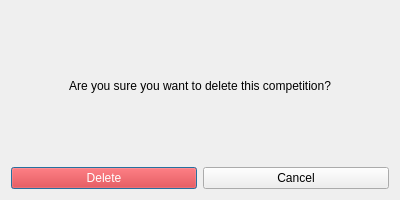
Above: deletewindow.ui from Azer-khadhraoui/ALDAWRY-FOOTBALL before the change. Below: the same form after it.
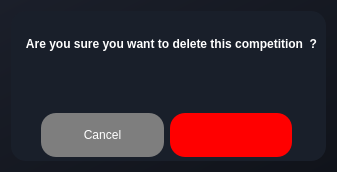
That is the form after the change.

```diff
--- a/deletewindow.ui
+++ b/deletewindow.ui
@@ -6,53 +6,99 @@
    <rect>
     <x>0</x>
     <y>0</y>
-    <width>400</width>
-    <height>200</height>
+    <width>337</width>
+    <height>172</height>
    </rect>
   </property>
   <property name="windowTitle">
    <string>Delete Item</string>
   </property>
+  <property name="styleSheet">
+   <string notr="true">background: qlineargradient(x1:0, y1:0, x2:1, y2:1, stop:0 #1b1f2a, stop:1 #10131a);</string>
+  </property>
   <layout class="QVBoxLayout" name="verticalLayout">
    <item>
+    <widget class="QWidget" name="widget" native="true">
+     <property name="styleSheet">
+      <string notr="true">background-color: rgb(25, 31, 42);
+    color: #FFFFFF;
+    font-family: 'Segoe UI', Arial, sans-serif;
+    font-size: 12px;
+    border-radius: 15px;
+    padding: 15px;
+    spacing: 2px;
+</string>
+     </property>
     <widget class="QLabel" name="label">
+      <property name="geometry">
+       <rect>
+        <x>0</x>
+        <y>10</y>
+        <width>321</width>
+        <height>46</height>
+       </rect>
+      </property>
+      <property name="font">
+       <font>
+        <family>Segoe UI</family>
+        <pointsize>-1</pointsize>
+        <bold>true</bold>
+       </font>
+      </property>
      <property name="toolTip">
       <string>This action cannot be undone.</string>
      </property>
+      <property name="styleSheet">
+       <string notr="true">background-color: transparent;</string>
+      </property>
      <property name="text">
-      <string>Are you sure you want to delete this competition?</string>
+       <string>Are you sure you want to delete this competition  ?</string>
      </property>
      <property name="alignment">
       <set>Qt::AlignmentFlag::AlignCenter</set>
      </property>
     </widget>
-   </item>
-   <item>
+     <widget class="QWidget" name="widget" native="true">
+      <property name="geometry">
+       <rect>
+        <x>30</x>
+        <y>100</y>
+        <width>251</width>
+        <height>48</height>
+       </rect>
+      </property>
     <layout class="QHBoxLayout" name="horizontalLayout">
-     <item>
-      <widget class="QPushButton" name="deleteButton">
-       <property name="toolTip">
-        <string>Click to delete the item.</string>
-       </property>
-       <property name="styleSheet">
-        <string>background-color: red; color: white;</string>
-       </property>
-       <property name="text">
-        <string>Delete</string>
-       </property>
-      </widget>
-     </item>
      <item>
       <widget class="QPushButton" name="cancelButton">
        <property name="toolTip">
         <string>Click to cancel the operation.</string>
        </property>
+         <property name="styleSheet">
+          <string notr="true">background-color: rgb(126, 126, 126);
+color: rgb(255, 255, 255);</string>
+         </property>
        <property name="text">
         <string>Cancel</string>
        </property>
       </widget>
      </item>
-    </layout>
+       <item>
+        <widget class="QPushButton" name="deleteButton">
+         <property name="toolTip">
+          <string>Click to delete the item.</string>
+         </property>
+         <property name="styleSheet">
+          <string notr="true">background-color: red;
+color: white;</string>
+         </property>
+         <property name="text">
+          <string/>
+         </property>
+        </widget>
+       </item>
+      </layout>
+     </widget>
+    </widget>
    </item>
   </layout>
  </widget>
```
Lines whose indentation alone changed are shown as unchanged.
